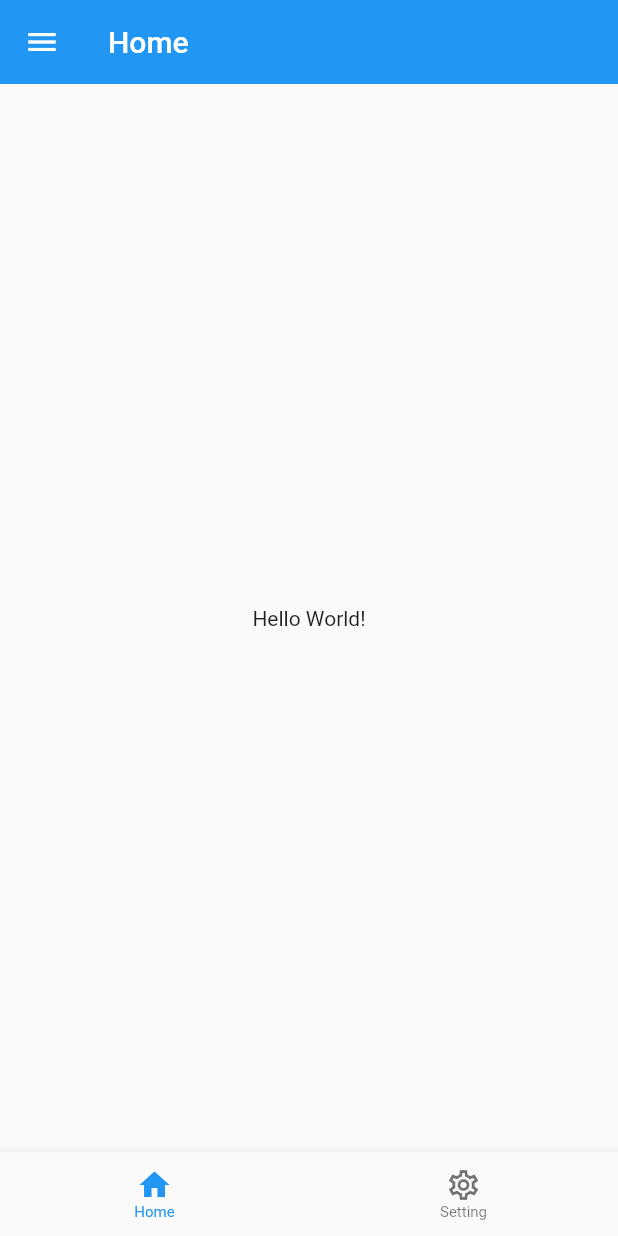
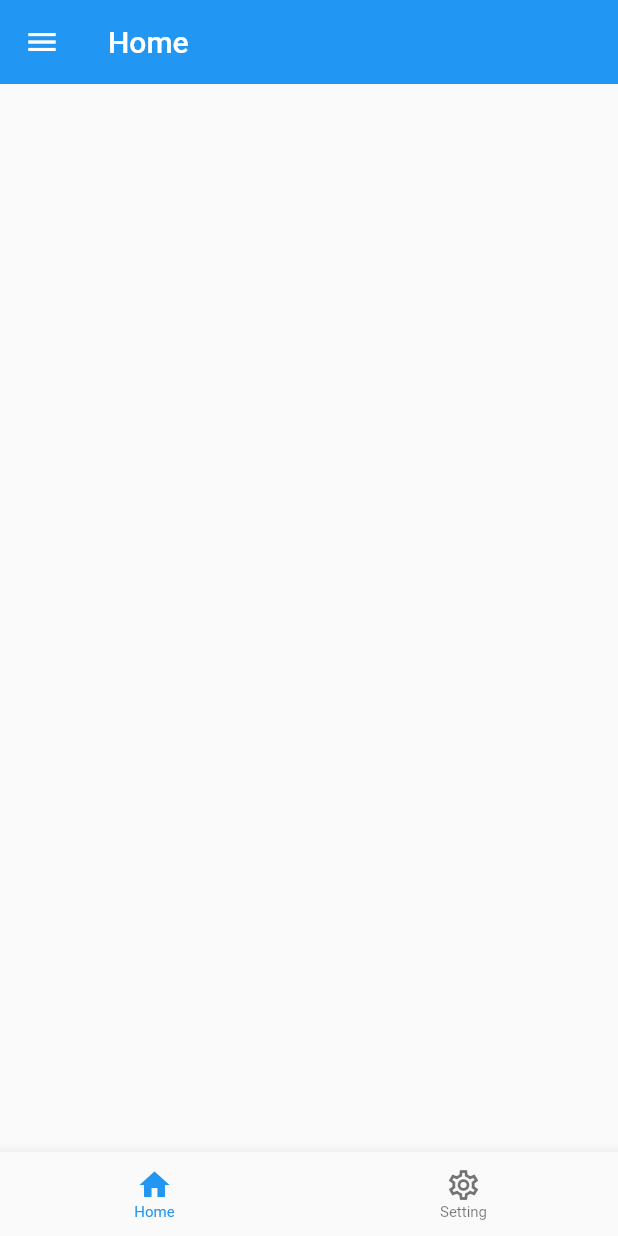
Before and after one commit to RadiRS/flutter-boilerplate, a Flutter app: the screen it shows after launch, after a tap on "Continue", on a phone screen of 412 x 824 dp. Run offline on Flutter 3.47's test engine with Material 2 defaults, Android fonts, the phone set to English and light mode, and no system bars.

```diff
--- a/lib/main.dart
+++ b/lib/main.dart
@@ -3,7 +3,7 @@ import 'package:flutter/services.dart';
 import 'package:flutter_boilerplate/navigator/routes.dart';
 import 'package:flutter_boilerplate/screens/onboarding/onboarding_ui.screen.dart';
 import 'package:flutter_localizations/flutter_localizations.dart';
-import 'package:flutter_gen/gen_l10n/app_localizations.dart';
+// import 'package:flutter_gen/gen_l10n/app_localizations.dart';
 
 void main() {
   runApp(MyApp());
@@ -29,7 +29,7 @@ class MyApp extends StatelessWidget {
       debugShowCheckedModeBanner: false,
       title: 'Flutter Boilerplate',
       localizationsDelegates: [
-        AppLocalizations.delegate,
+        // AppLocalizations.delegate,
         GlobalMaterialLocalizations.delegate,
         GlobalWidgetsLocalizations.delegate,
         GlobalCupertinoLocalizations.delegate,
--- a/lib/screens/home/home_ui.screen.dart
+++ b/lib/screens/home/home_ui.screen.dart
@@ -1,7 +1,7 @@
 import 'package:flutter/material.dart';
 import 'package:flutter_boilerplate/navigator/drawer_nav.dart';
 import 'package:flutter_boilerplate/widgets/widgets.dart';
-import 'package:flutter_gen/gen_l10n/app_localizations.dart';
+// import 'package:flutter_gen/gen_l10n/app_localizations.dart';
 
 class HomeScreen extends StatelessWidget {
   static String routeName = 'home';
@@ -15,9 +15,10 @@ class HomeScreen extends StatelessWidget {
         child: GestureDetector(
           onTap: () => Toaster.showToast(
             context,
-            AppLocalizations.of(context)!.helloWorld,
+            'Hello World',
+            // AppLocalizations.of(context)!.helloWorld,
           ),
-          child: Text(AppLocalizations.of(context)!.helloWorld),
+          // child: Text(AppLocalizations.of(context)!.helloWorld),
         ),
       ),
     );
```
Also changed, not shown: 1 other file.
